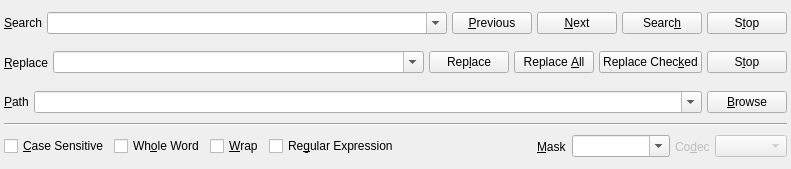
This is mks/SearchWidget.ui in andreikop/enki as Qt 5 draws it before an edit. The edited form follows.
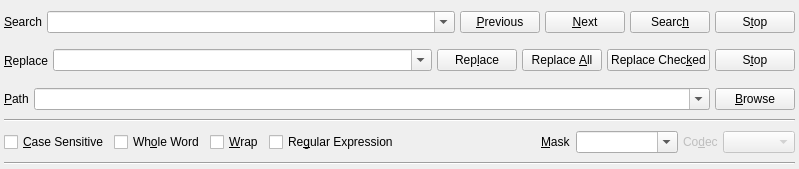
This is the edited form. Icons and pictures are not drawn.

Commit message: separator added to search widget

Patch:
```diff
--- a/mks/SearchWidget.ui
+++ b/mks/SearchWidget.ui
@@ -6,7 +6,7 @@
    <rect>
     <x>0</x>
     <y>0</y>
-    <width>791</width>
+    <width>799</width>
     <height>169</height>
    </rect>
   </property>
@@ -447,6 +447,13 @@
      </layout>
     </widget>
    </item>
+   <item>
+    <widget class="Line" name="line">
+     <property name="orientation">
+      <enum>Qt::Horizontal</enum>
+     </property>
+    </widget>
+   </item>
   </layout>
  </widget>
  <resources/>
```
The commit also changes 4 other files.
